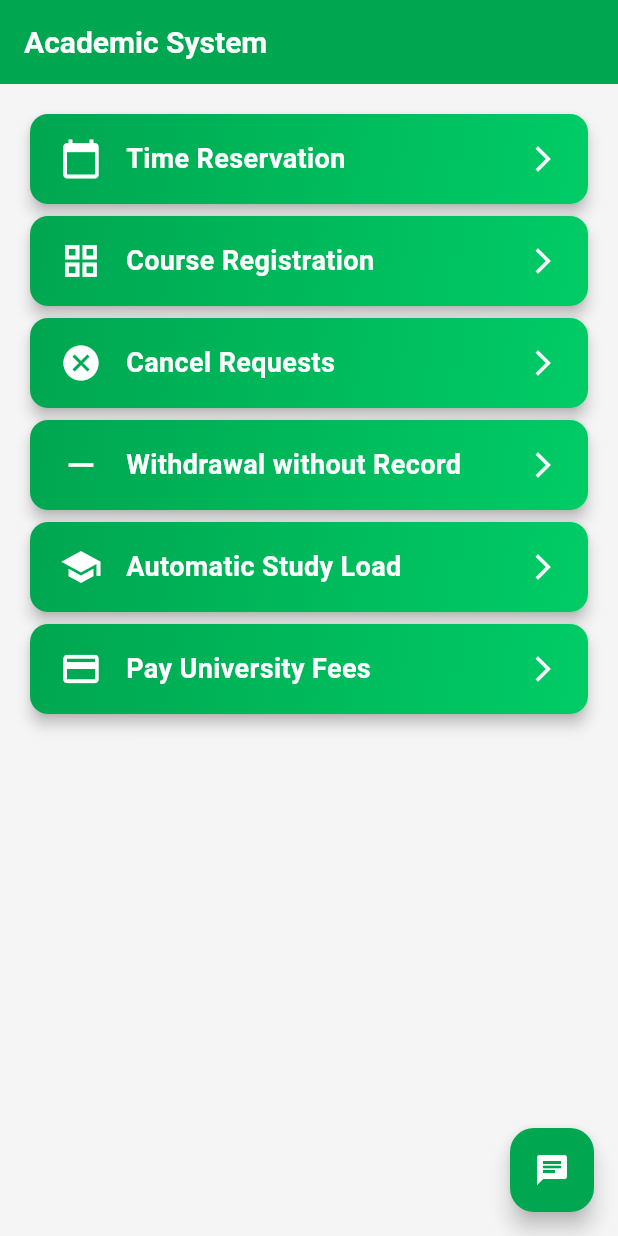
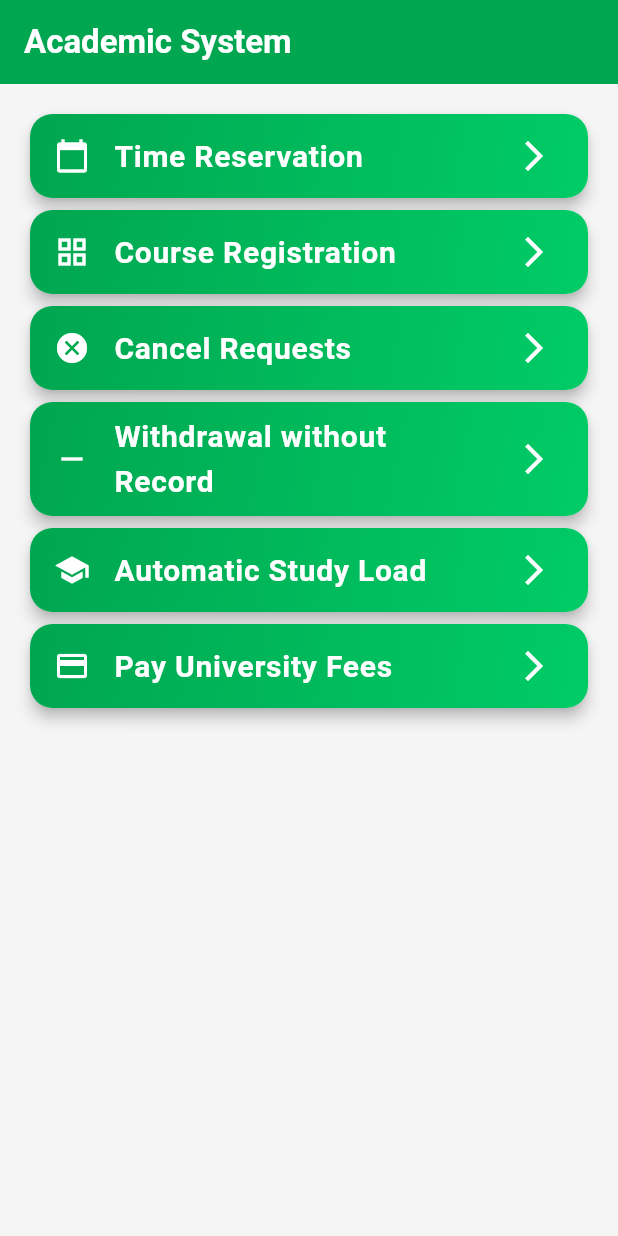
Before and after one commit to RehamKhalil003/JUApp, a Flutter app: the RegistrationScreen screen opened directly, on a phone screen of 412 x 824 dp. Run offline on Flutter 3.47's test engine with Material 3 defaults, Android fonts, the phone set to English and light mode, and no system bars; our stand-ins replace csv; missing offline and left inert: onesignal_flutter, string_similarity.

Commit message:
complete the design of the main functions

```diff
--- a/lib/RegistrationScreen.dart
+++ b/lib/RegistrationScreen.dart
@@ -2,9 +2,9 @@ import 'package:flutter/material.dart';
 import 'package:my_first_project/StudyLoadScreen.dart';
 import 'package:my_first_project/UniversityFeesScreen.dart';
 import 'package:my_first_project/WithdrawalRequests.dart';
+import 'package:my_first_project/requirements_screen.dart';
 import 'CancelRequest.dart';
 import 'TimeReservation.dart';
-import 'package:my_first_project/Chat/ChatScreen.dart';
 
 class RegistrationScreen extends StatefulWidget {
   @override
@@ -26,7 +26,10 @@ class RegistrationScreenState extends State<RegistrationScreen> {
     return Scaffold(
       backgroundColor: Colors.grey.shade100,
       appBar: AppBar(
-        title: Text('Academic System', style: TextStyle(color: Colors.white, fontWeight: FontWeight.bold , fontSize: 20)),
+        title: const Text(
+          'Academic System',
+          style: TextStyle(color: Colors.white , fontWeight: FontWeight.bold, fontSize: 22),
+        ),
         backgroundColor: const Color(0xFF00a650),
         elevation: 0,
       ),
@@ -37,64 +40,72 @@ class RegistrationScreenState extends State<RegistrationScreen> {
           children: menuItems.map((item) {
             return Card(
               shape: RoundedRectangleBorder(
-                borderRadius: BorderRadius.circular(12.0),
+                borderRadius: BorderRadius.circular(15.0),
               ),
               elevation: 4,
               child: Container(
                 decoration: BoxDecoration(
-                  gradient: LinearGradient(
+                  gradient: const LinearGradient(
                     colors: [
-                      const Color(0xFF00a650), // Green
-                      const Color(0xFF00cc66), // Slightly lighter green for depth
+                      Color(0xFF00a650), // Green
+                      Color(0xFF00cc66), // Slightly lighter green for depth
                     ],
                     begin: Alignment.topLeft,
                     end: Alignment.bottomRight,
                   ),
-                  borderRadius: BorderRadius.circular(12.0),
+                  borderRadius: BorderRadius.circular(15.0),
                 ),
-                padding: const EdgeInsets.symmetric(vertical: 16, horizontal: 20),
-                child: Row(
-                  children: [
-                    Icon(
-                      item['icon'],
+                child: ListTile(
+                  leading: Icon(item['icon'], color: Colors.white),
+                  title: Text(
+                    item['title'],
+                    style: const TextStyle(
                       color: Colors.white,
-                      size: 28,
+                      fontWeight: FontWeight.bold,
+                      fontSize: 20,
                     ),
-                    const SizedBox(width: 16),
-                    Expanded(
-                      child: Text(
-                        item['title'],
-                        style: const TextStyle(
-                          color: Colors.white,
-                          fontWeight: FontWeight.bold,
-                          fontSize: 18,
-                        ),
-                      ),
-                    ),
-                    const Icon(
-                      Icons.arrow_forward_ios,
-                      color: Colors.white,
-                      size: 20,
-                    ),
-                  ],
+                    textAlign: TextAlign.left,
+                  ),
+                  trailing: const Icon(Icons.arrow_forward_ios, color: Colors.white),
+                  onTap: () {
+                    // Navigation logic based on the selected item
+                    if (item['title'] == 'Time Reservation') {
+                      Navigator.push(
+                        context,
+                        MaterialPageRoute(builder: (context) => Timereservation()),
+                      );
+                    } else if (item['title'] == 'Course Registration') {
+                      Navigator.push(
+                        context,
+                        MaterialPageRoute(builder: (context) => RequirementsScreen()),
+                      );
+                    } else if (item['title'] == 'Cancel Requests') {
+                      Navigator.push(
+                        context,
+                        MaterialPageRoute(builder: (context) => ClosedRequestsTable()),
+                      );
+                    } else if (item['title'] == 'Withdrawal without Record') {
+                      Navigator.push(
+                        context,
+                        MaterialPageRoute(builder: (context) => WithdrawalRequestsTable()),
+                      );
+                    } else if (item['title'] == 'Automatic Study Load') {
+                      Navigator.push(
+                        context,
+                        MaterialPageRoute(builder: (context) => StudyLoadScreen()),
+                      );
+                    } else if (item['title'] == 'Pay University Fees') {
+                      Navigator.push(
+                        context,
+                        MaterialPageRoute(builder: (context) => UniversityFees()),
+                      );
+                    }
+                  },
                 ),
               ),
             );
-
-
           }).toList(),
         ),
-      ),
-      // 🟢 Floating Action Button for Chat
-      floatingActionButton: FloatingActionButton(
-        onPressed: () {
-          Navigator.push(
-            context,
-            MaterialPageRoute(builder: (context) => ChatScreen()),
-          );
-        },
-        backgroundColor: const Color(0xFF00a650), // Match theme color
-        child: const Icon(Icons.chat, color: Colors.white),
       ),
     );
   }
--- a/lib/StudyLoadScreen.dart
+++ b/lib/StudyLoadScreen.dart
@@ -24,7 +24,7 @@ class _StudyLoadScreenState extends State<StudyLoadScreen> {
     return Scaffold(
       appBar: AppBar(
         title: const Text("Automated Study Load", style: TextStyle(color: Colors.white, fontWeight: FontWeight.bold)),
-        backgroundColor: Colors.blueAccent,
+        backgroundColor: Color(0xFF00a650),
         elevation: 6,
         leading: IconButton(
           icon: const Icon(Icons.arrow_back_ios, color: Colors.white),
@@ -122,7 +122,7 @@ class _StudyLoadScreenState extends State<StudyLoadScreen> {
                       label: const Text("Save", style: TextStyle(fontSize: 17, color: Colors.white, fontWeight: FontWeight.bold)),
                       style: ElevatedButton.styleFrom(
                         shape: RoundedRectangleBorder(borderRadius: BorderRadius.circular(12)),
-                        backgroundColor: Colors.blueAccent,
+                        backgroundColor: Color(0xFF00a650),
                         padding: const EdgeInsets.symmetric(vertical: 16),
                       ),
                     ),
--- a/lib/TimeReservation.dart
+++ b/lib/TimeReservation.dart
@@ -7,7 +7,7 @@ class Timereservation extends StatelessWidget {
       appBar: AppBar(
         title: Text('Free Time Reservation',
             style: TextStyle(fontSize: 20, fontWeight: FontWeight.bold, color: Colors.white)),
-        backgroundColor: Colors.blueAccent,
+        backgroundColor: Color(0xFF00a650),
         elevation: 0,
         iconTheme: IconThemeData(color: Colors.white),
       ),
@@ -77,7 +77,7 @@ class Timereservation extends StatelessWidget {
                       icon: Icon(Icons.save, color: Colors.white),
                       label: Text('Save', style: TextStyle(color: Colors.white)),
                       style: ElevatedButton.styleFrom(
-                        backgroundColor: Colors.blue,
+                        backgroundColor: Color(0xFF00a650),
                         padding: EdgeInsets.symmetric(vertical: 12, horizontal: 24),
                         shape: RoundedRectangleBorder(borderRadius: BorderRadius.circular(12)),
                       ),
@@ -98,7 +98,7 @@ class Timereservation extends StatelessWidget {
       padding: const EdgeInsets.symmetric(vertical: 8.0),
       child: Row(
         children: [
-          Icon(icon, color: Colors.blueAccent),
+          Icon(icon, color: Color(0xFF00a650)),
           SizedBox(width: 10),
           Expanded(
             child: Text(
--- a/lib/UniversityFeesScreen.dart
+++ b/lib/UniversityFeesScreen.dart
@@ -11,7 +11,7 @@ class _UniversityFeesScreenState extends State<UniversityFees> {
     return Scaffold(
       appBar: AppBar(
         title: const Text("University Fee Payment", style: TextStyle(color: Colors.white, fontWeight: FontWeight.bold)),
-        backgroundColor: Colors.blueAccent,
+        backgroundColor: Color(0xFF00a650),
         elevation: 6,
         leading: IconButton(
           icon: const Icon(Icons.arrow_back_ios, color: Colors.white),
```
Also changed, not shown: lib/CustomTabBarController.dart (+6 -22 lines), lib/course_details_screen.dart (added, +167 -0 lines), lib/details_screen.dart (added, +48 -0 lines), lib/requirement_item.dart (added, +25 -0 lines), lib/requirements_screen.dart (added, +37 -0 lines), 1 other file.
